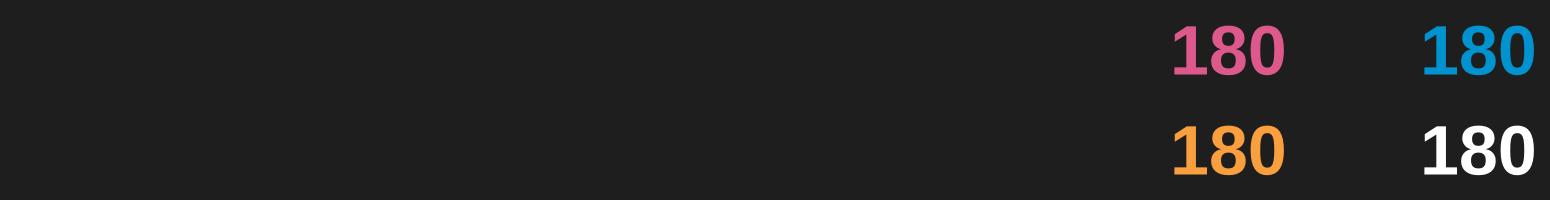
Above: ClientProcess/ClientBar/CDigitalBar/CDigitalBar.ui from cxy-codeRecord/FetalProcess before the change. Below: the same form after it.
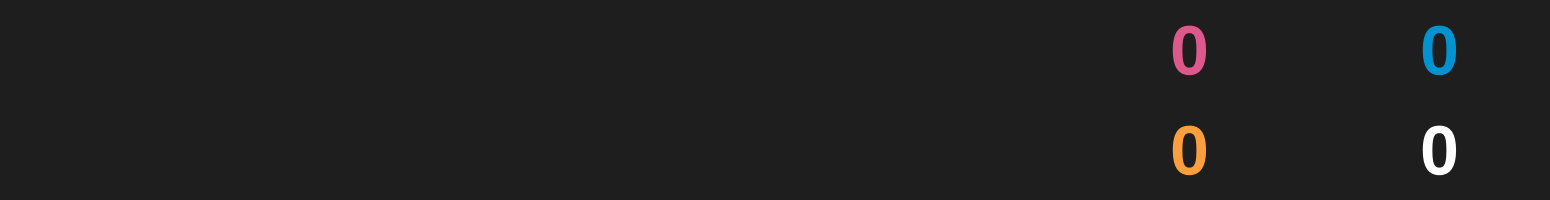
That is the form after the change. Icons and pictures are not drawn.

```diff
--- a/ClientProcess/ClientBar/CDigitalBar/CDigitalBar.ui
+++ b/ClientProcess/ClientBar/CDigitalBar/CDigitalBar.ui
@@ -32,7 +32,7 @@
 }</string>
    </property>
    <property name="text">
-    <string>180</string>
+    <string>0</string>
    </property>
   </widget>
   <widget class="QLabel" name="fetalDataThreeLabel">
@@ -51,7 +51,7 @@
 }</string>
    </property>
    <property name="text">
-    <string>180</string>
+    <string>0</string>
    </property>
   </widget>
   <widget class="QLabel" name="mhrDataLabel">
@@ -70,7 +70,7 @@
 }</string>
    </property>
    <property name="text">
-    <string>180</string>
+    <string>0</string>
    </property>
   </widget>
   <widget class="QLabel" name="mhrImage">
@@ -168,7 +168,7 @@
 }</string>
    </property>
    <property name="text">
-    <string>180</string>
+    <string>0</string>
    </property>
   </widget>
  </widget>
```
